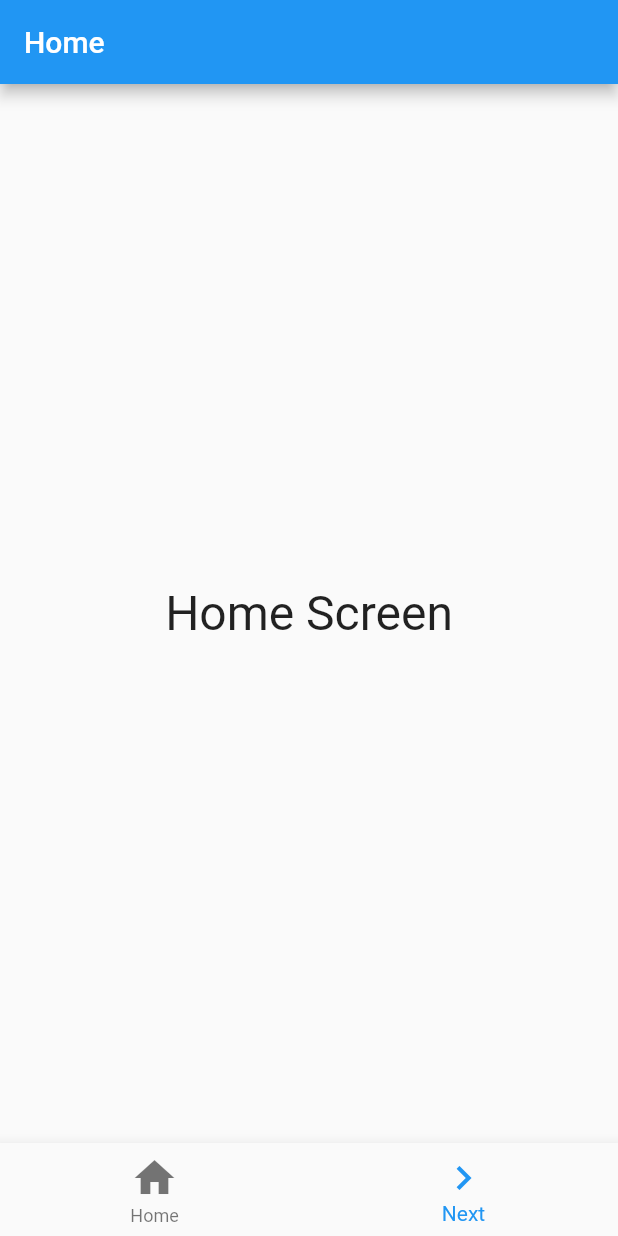
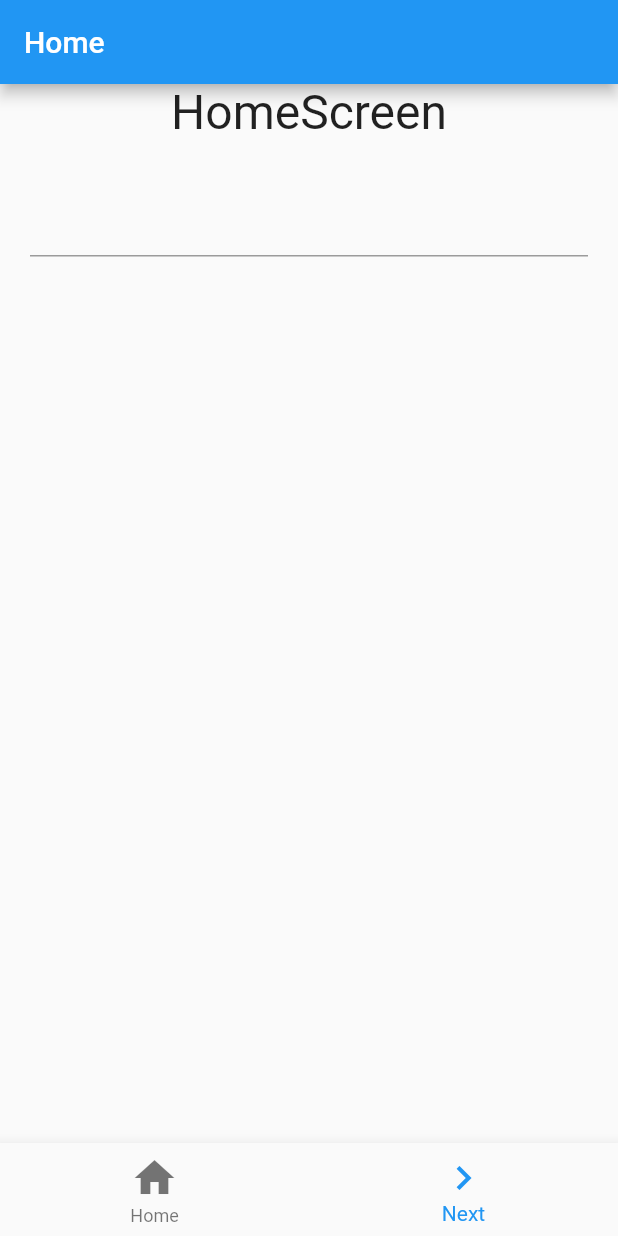
Before and after one commit to naokimakino/introduction-to-flutter3, a Flutter app: the screen it shows after launch, on a phone screen of 412 x 824 dp. Run offline on Flutter 3.47's test engine with Material 2 defaults, Android fonts, the light colour scheme and no system bars.

Commit message:
feat(chapter4): list4_7

```diff
--- a/chapter4/lib/main.dart
+++ b/chapter4/lib/main.dart
@@ -21,19 +21,35 @@ class MyApp extends StatelessWidget {
   }
 }
 
-class FirstScreen extends StatelessWidget {
+class FirstScreen extends StatefulWidget {
   const FirstScreen({super.key});
+
+  @override
+  _FirstScreenState createState() => _FirstScreenState();
+}
+
+class _FirstScreenState extends State<FirstScreen> {
+  static final _controller = TextEditingController();
+  static var _input = '';
 
   @override
   Widget build(BuildContext context) {
     return Scaffold(
       appBar: AppBar(title: const Text('Home')),
-      body: const Center(
-        child: Text(
-          'Home Screen',
+      body: Column(children: <Widget>[
+        const Text(
+          'HomeScreen',
           style: TextStyle(fontSize: 32.0),
         ),
-      ),
+        Padding(
+          padding: const EdgeInsets.all(20.0),
+          child: TextField(
+            controller: _controller,
+            style: const TextStyle(fontSize: 28.0),
+            onChanged: changeField,
+          ),
+        )
+      ]),
       bottomNavigationBar: BottomNavigationBar(
         currentIndex: 1,
         items: const <BottomNavigationBarItem>[
@@ -45,24 +61,28 @@ class FirstScreen extends StatelessWidget {
         onTap: (int value) => {
           if (value == 1)
             Navigator.push(context,
-                MaterialPageRoute(builder: (context) => const SecondScreen()))
+                MaterialPageRoute(builder: (context) => SecondScreen(_input)))
         },
       ),
     );
   }
+
+  void changeField(String val) => _input = val;
 }
 
 class SecondScreen extends StatelessWidget {
-  const SecondScreen({super.key});
+  final String _value;
+
+  const SecondScreen(this._value, {super.key});
 
   @override
   Widget build(BuildContext context) {
     return Scaffold(
       appBar: AppBar(title: const Text('Next')),
-      body: const Center(
+      body: Center(
         child: Text(
-          'Next Screen',
-          style: TextStyle(fontSize: 32.0),
+          'you typed: "$_value".',
+          style: const TextStyle(fontSize: 32.0),
         ),
       ),
       bottomNavigationBar: BottomNavigationBar(
```
